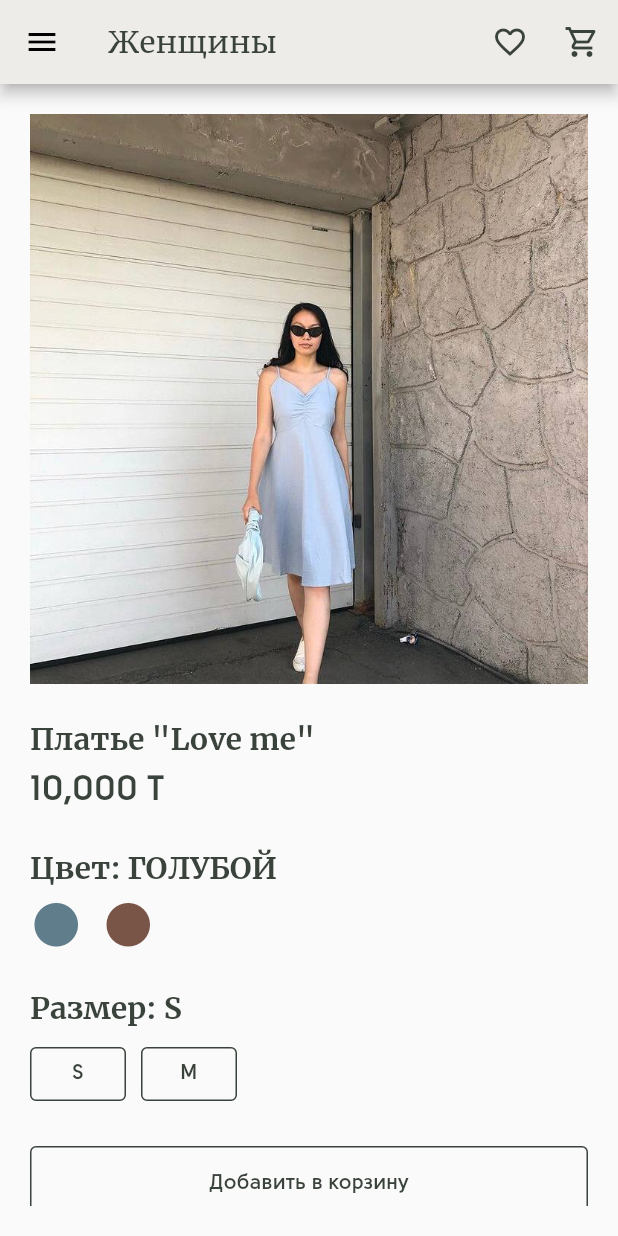
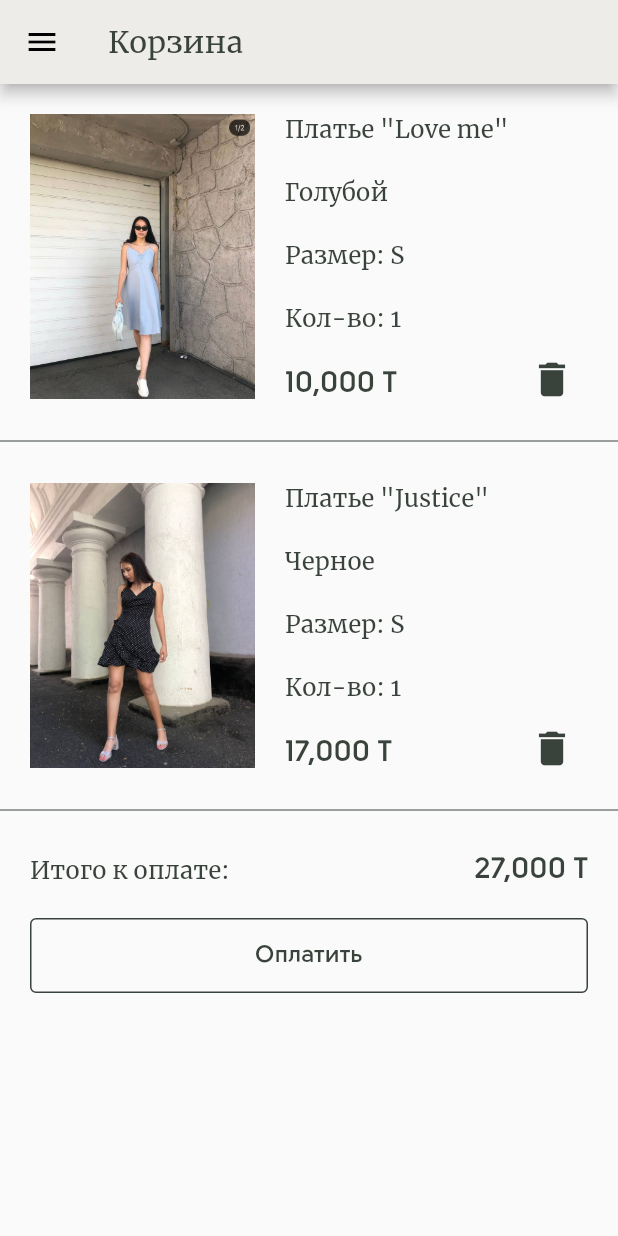
Before and after one commit to diasmashikov/rosemary-mobile, a Flutter app: the WomenProductScreen screen opened directly, after a tap on the "shopping cart" icon, on a phone screen of 412 x 824 dp. Run offline on Flutter 3.47's test engine with Material 2 defaults, Android fonts, the phone set to English and light mode, and no system bars; network calls fail.

Commit message:
Shopping cart created

```diff
--- a/lib/screens/main_screen.dart
+++ b/lib/screens/main_screen.dart
@@ -1,4 +1,5 @@
 import 'package:flutter/material.dart';
+import 'package:rosemary/screens/shopping_cart_screen.dart';
 import '../navigation_drawer_widget.dart';
 
 class MainScreen extends StatefulWidget {
@@ -25,7 +26,9 @@ class _MainScreenState extends State<MainScreen> {
             IconButton(
               icon: Icon(Icons.shopping_cart_outlined,
                   color: Color.fromRGBO(58, 67, 59, 1)),
-              onPressed: () {},
+              onPressed: () => Navigator.of(context).push(MaterialPageRoute(
+                builder: (context) => ShoppingCartScreen(),
+              )),
             )
           ],
         ),
--- /dev/null
+++ b/lib/screens/shopping_cart_screen.dart
@@ -0,0 +1,211 @@
+import 'package:flutter/material.dart';
+import '../navigation_drawer_widget.dart';
+
+class ShoppingCartScreen extends StatefulWidget {
+  @override
+  _ShoppingCartScreenState createState() => _ShoppingCartScreenState();
+}
+
+class _ShoppingCartScreenState extends State<ShoppingCartScreen> {
+  double clothImageWidth = 150;
+  double clothImageHeight = 190;
+  @override
+  Widget build(BuildContext context) => Scaffold(
+      drawer: NavigationDrawerWidget(),
+      appBar: AppBar(
+          centerTitle: false,
+          title: Text("Корзина",
+              style: TextStyle(
+                  color: Color.fromRGBO(58, 67, 59, 1),
+                  fontFamily: 'Merriweather-Regular'))),
+      body: ListView(
+        padding: EdgeInsets.all(0),
+        children: [
+          _buildCartItem(
+              width: clothImageWidth,
+              height: clothImageHeight,
+              imagePath: 'assets/goods_images/product1.jpg',
+              context: context,
+              clothName: "Платье \"Love me\"",
+              colorName: "Голубой",
+              size: "S",
+              count: "1",
+              clothPrice: "10,000 T"),
+          Divider(color: Color.fromRGBO(58, 67, 59, 1)),
+          _buildCartItem(
+              width: clothImageWidth,
+              height: clothImageHeight,
+              imagePath: 'assets/goods_images/product2.jpg',
+              context: context,
+              clothName: "Платье \"Justice\"",
+              colorName: "Черное",
+              size: "S",
+              count: "1",
+              clothPrice: "17,000 T"),
+          Divider(color: Color.fromRGBO(58, 67, 59, 1)),
+          _buildTotalOrder(totalPrice: "27,000 T"),
+        ],
+      ));
+
+  Widget _buildCartItem(
+      {required double width,
+      required double height,
+      required String imagePath,
+      required String clothName,
+      required String colorName,
+      required String size,
+      required String count,
+      required String clothPrice,
+      required BuildContext context}) {
+    return Container(
+      margin: EdgeInsets.only(top: 20, left: 20, right: 20, bottom: 10),
+      child: Row(
+        mainAxisAlignment: MainAxisAlignment.spaceBetween,
+        crossAxisAlignment: CrossAxisAlignment.start,
+        children: [
+          Container(
+            height: height,
+            width: width,
+            child: Image.asset(
+              imagePath,
+              height: height,
+              width: width,
+              fit: BoxFit.cover,
+            ),
+          ),
+          SizedBox(
+            width: 20,
+          ),
+          Expanded(
+            child: Container(
+              height: 192,
+              child: Column(
+                mainAxisAlignment: MainAxisAlignment.spaceBetween,
+                crossAxisAlignment: CrossAxisAlignment.start,
+                children: [
+                  _buildClothName(clothName: clothName, context: context),
+
+                  _buildColorName(colorName: colorName),
+
+                  _buildSizeType(size: size),
+
+                  _buildCount(count: count),
+
+                  _buildClothPrice(clothPrice: clothPrice),
+                  //const SizedBox(height: 80)
+                ],
+              ),
+            ),
+          ),
+          Container(
+            height: 200,
+            child: IconButton(
+              alignment: Alignment.bottomCenter,
+              iconSize: 30,
+              icon: Icon(Icons.delete, color: Color.fromRGBO(58, 67, 59, 1)),
+              onPressed: () => {
+                ScaffoldMessenger.of(context).showSnackBar(SnackBar(
+                  content: const Text('Сохранено'),
+                  duration: const Duration(seconds: 2),
+                ))
+              },
+            ),
+          ),
+        ],
+      ),
+    );
+  }
+
+  Widget _buildClothName(
+      {required String clothName, required BuildContext context}) {
+    return Text(clothName,
+        style: TextStyle(
+          color: Color.fromRGBO(58, 67, 59, 1),
+          fontFamily: 'Merriweather-Regular',
+          fontSize: 16,
+        ));
+  }
+
+  Widget _buildColorName({required String colorName}) {
+    return Text(
+      colorName,
+      style: TextStyle(
+          color: Color.fromRGBO(58, 67, 59, 1),
+          fontFamily: 'Merriweather-Regular',
+          fontSize: 16),
+    );
+  }
+
+  Widget _buildSizeType({required String size}) {
+    var text = 'Размер: ' + size;
+    return Text(
+      text,
+      style: TextStyle(
+          color: Color.fromRGBO(58, 67, 59, 1),
+          fontFamily: 'Merriweather-Regular',
+          fontSize: 16),
+    );
+  }
+
+  Widget _buildCount({required String count}) {
+    var text = 'Кол-во: ' + count;
+    return Text(
+      text,
+      style: TextStyle(
+          color: Color.fromRGBO(58, 67, 59, 1),
+          fontFamily: 'Merriweather-Regular',
+          fontSize: 16),
+    );
+  }
+
+  Widget _buildClothPrice({required String clothPrice}) {
+    return Text(
+      clothPrice,
+      style: TextStyle(
+          color: Color.fromRGBO(58, 67, 59, 1),
+          fontFamily: 'SolomonSans-SemiBold',
+          fontSize: 20),
+    );
+  }
+
+  Widget _buildTotalOrder({required String totalPrice}) {
+    return Container(
+      margin: EdgeInsets.only(top: 20, left: 20, right: 20, bottom: 10),
+      child: Column(children: [
+        Row(mainAxisAlignment: MainAxisAlignment.spaceBetween,
+          children: [
+          Text("Итого к оплате: ",
+          style: TextStyle(
+            color: Color.fromRGBO(58, 67, 59, 1),
+            fontFamily: 'Merriweather-Regular',
+            fontSize: 16,
+          )),
+          Text(
+        totalPrice,
+        style: TextStyle(
+            color: Color.fromRGBO(58, 67, 59, 1),
+            fontFamily: 'SolomonSans-SemiBold',
+            fontSize: 20),
+      )
+        ],),
+        SizedBox(height: 20,),
+        Container(
+          width: double.infinity,
+          height: 50,
+      child: OutlinedButton(
+        child: Text('Оплатить',
+            style: TextStyle(
+              fontSize: 16,
+                color: Color.fromRGBO(58, 67, 59, 1),
+                fontFamily: 'SolomonSans-SemiBold')),
+        onPressed: () {},
+        style: OutlinedButton.styleFrom(
+          side: BorderSide(width: 1.0, color: Color.fromRGBO(58, 67, 59, 1)),
+        ),
+      ),
+    ),
+      ],
+      ),
+    );
+  }
+}
--- a/lib/screens/women_product_screen.dart
+++ b/lib/screens/women_product_screen.dart
@@ -1,4 +1,5 @@
 import 'package:flutter/material.dart';
+import 'package:rosemary/screens/shopping_cart_screen.dart';
 import '../navigation_drawer_widget.dart';
 
 class WomenProductScreen extends StatefulWidget {
@@ -34,7 +35,9 @@ class _WomenProductState extends State<WomenProductScreen> {
             IconButton(
               icon: Icon(Icons.shopping_cart_outlined,
                   color: Color.fromRGBO(58, 67, 59, 1)),
-              onPressed: () {},
+              onPressed: () => Navigator.of(context).push(MaterialPageRoute(
+                builder: (context) => ShoppingCartScreen(),
+              )),
             )
           ],
         ),
@@ -81,7 +84,6 @@ class _WomenProductState extends State<WomenProductScreen> {
             Divider(color: Color.fromRGBO(58, 67, 59, 1)),
             _buildExpansionTile(title: "Модель на фото", description: "Рост модели: 180 см\n\nВес модели: 78 кг\n\nРазмер на модели: M"),
             Divider(color: Color.fromRGBO(58, 67, 59, 1)),
-
             _buildExpansionTile(title: "Материал", description: "5% хлопок\n\n95% эластан"),
 
 
@@ -194,9 +196,7 @@ class _WomenProductState extends State<WomenProductScreen> {
           style: TextStyle(
               color: Color.fromRGBO(58, 67, 59, 1),
               fontFamily: 'SolomonSans-SemiBold')),
-      onPressed: () => Navigator.of(context).push(MaterialPageRoute(
-        builder: (context) => WomenProductScreen(),
-      )),
+      onPressed: () {},
       style: OutlinedButton.styleFrom(
         side: BorderSide(width: 1.0, color: Color.fromRGBO(58, 67, 59, 1)),
       ),
@@ -211,9 +211,7 @@ class _WomenProductState extends State<WomenProductScreen> {
             style: TextStyle(
                 color: Color.fromRGBO(58, 67, 59, 1),
                 fontFamily: 'SolomonSans-SemiBold')),
-        onPressed: () => Navigator.of(context).push(MaterialPageRoute(
-          builder: (context) => WomenProductScreen(),
-        )),
+        onPressed: () {},
         style: OutlinedButton.styleFrom(
           side: BorderSide(width: 1.0, color: Color.fromRGBO(58, 67, 59, 1)),
         ),
--- a/lib/screens/women_products_screen.dart
+++ b/lib/screens/women_products_screen.dart
@@ -1,4 +1,5 @@
 import 'package:flutter/material.dart';
+import 'package:rosemary/screens/shopping_cart_screen.dart';
 import 'package:rosemary/screens/women_product_screen.dart';
 import '../navigation_drawer_widget.dart';
 
@@ -33,7 +34,9 @@ class _WomenProductsState extends State<WomenProductsScreen> {
             IconButton(
               icon: Icon(Icons.shopping_cart_outlined,
                   color: Color.fromRGBO(58, 67, 59, 1)),
-              onPressed: () {},
+              onPressed: () => Navigator.of(context).push(MaterialPageRoute(
+                builder: (context) => ShoppingCartScreen(),
+              )),
             )
           ],
         ),
--- a/lib/screens/women_screen.dart
+++ b/lib/screens/women_screen.dart
@@ -1,4 +1,5 @@
 import 'package:flutter/material.dart';
+import 'package:rosemary/screens/shopping_cart_screen.dart';
 import 'package:rosemary/screens/women_products_screen.dart';
 
 import '../navigation_drawer_widget.dart';
@@ -29,7 +30,9 @@ class WomenScreen extends StatelessWidget {
               IconButton(
                 icon: Icon(Icons.shopping_cart_outlined,
                     color: Color.fromRGBO(58, 67, 59, 1)),
-                onPressed: () {},
+                onPressed: () => Navigator.of(context).push(MaterialPageRoute(
+                builder: (context) => ShoppingCartScreen(),
+              )),
               )
             ]),
         body: GridView.count(
```
